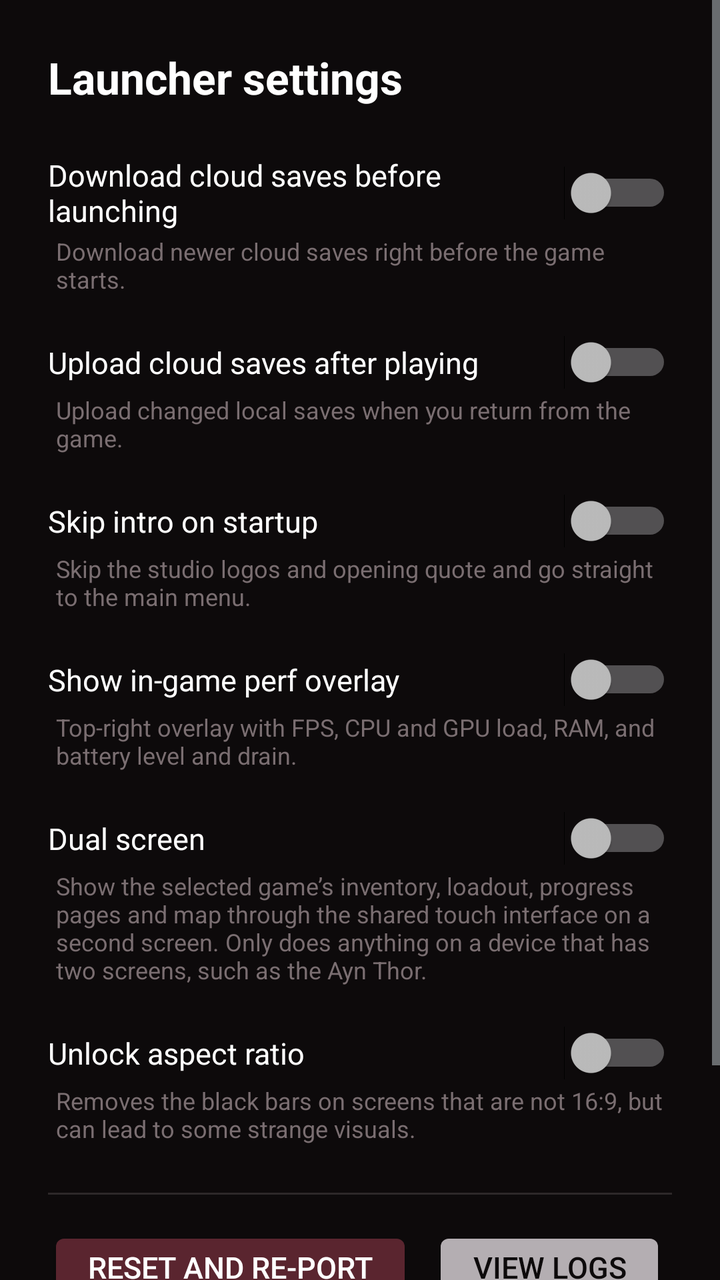
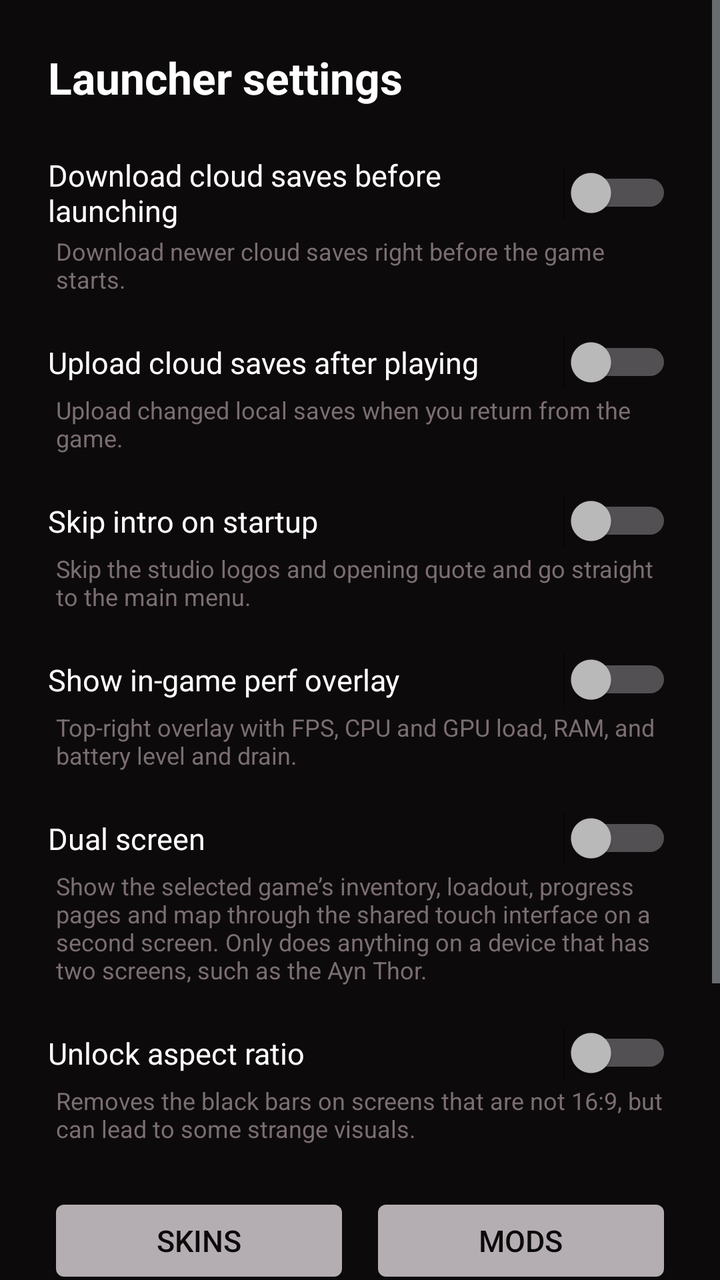

Screens rendered from an Android XML layout before and after an edit, with the pre-edit source and the edit as a unified diff.
<!-- AndroidManifest.xml: another module's application theme android:Theme.DeviceDefault.NoActionBar -->
<!-- res/layout/activity_settings.xml -->
<?xml version="1.0" encoding="utf-8"?>
<ScrollView xmlns:android="http://schemas.android.com/apk/res/android"
    android:layout_width="match_parent"
    android:layout_height="match_parent"
    android:background="@color/surface"
    android:fillViewport="true">

<LinearLayout
    android:layout_width="match_parent"
    android:layout_height="wrap_content"
    android:orientation="vertical"
    android:padding="24dp">

    <TextView
        android:layout_width="wrap_content"
        android:layout_height="wrap_content"
        android:text="@string/settings_title"
        android:textColor="@color/text_primary"
        android:textSize="22sp"
        android:textStyle="bold"
        android:layout_marginBottom="20dp" />

    <Switch
        android:id="@+id/sw_auto_pull"
        android:layout_width="match_parent"
        android:layout_height="wrap_content"
        android:text="@string/settings_auto_pull"
        android:textColor="@color/text_primary"
        android:textSize="15sp"
        android:layout_marginTop="4dp"
        android:layout_marginBottom="2dp" />

    <TextView
        android:layout_width="match_parent"
        android:layout_height="wrap_content"
        android:text="@string/settings_auto_pull_subtitle"
        android:textColor="@color/text_dim"
        android:textSize="12sp"
        android:layout_marginBottom="16dp"
        android:layout_marginStart="4dp" />

    <Switch
        android:id="@+id/sw_auto_push"
        android:layout_width="match_parent"
        android:layout_height="wrap_content"
        android:text="@string/settings_auto_push"
        android:textColor="@color/text_primary"
        android:textSize="15sp"
        android:layout_marginTop="4dp"
        android:layout_marginBottom="2dp" />

    <TextView
        android:layout_width="match_parent"
        android:layout_height="wrap_content"
        android:text="@string/settings_auto_push_subtitle"
        android:textColor="@color/text_dim"
        android:textSize="12sp"
        android:layout_marginBottom="16dp"
        android:layout_marginStart="4dp" />

    <Switch
        android:id="@+id/sw_skip_intro"
        android:layout_width="match_parent"
        android:layout_height="wrap_content"
        android:text="@string/settings_skip_intro"
        android:textColor="@color/text_primary"
        android:textSize="15sp"
        android:layout_marginTop="4dp"
        android:layout_marginBottom="2dp" />

    <TextView
        android:layout_width="match_parent"
        android:layout_height="wrap_content"
        android:text="@string/settings_skip_intro_subtitle"
        android:textColor="@color/text_dim"
        android:textSize="12sp"
        android:layout_marginBottom="16dp"
        android:layout_marginStart="4dp" />

    <Switch
        android:id="@+id/sw_perf_overlay"
        android:layout_width="match_parent"
        android:layout_height="wrap_content"
        android:text="@string/settings_perf_overlay"
        android:textColor="@color/text_primary"
        android:textSize="15sp"
        android:layout_marginTop="4dp"
        android:layout_marginBottom="2dp" />

    <TextView
        android:layout_width="match_parent"
        android:layout_height="wrap_content"
        android:text="@string/settings_perf_overlay_subtitle"
        android:textColor="@color/text_dim"
        android:textSize="12sp"
        android:layout_marginBottom="16dp"
        android:layout_marginStart="4dp" />

    

    <Switch
        android:id="@+id/sw_dual_screen"
        android:layout_width="match_parent"
        android:layout_height="wrap_content"
        android:text="@string/settings_dual_screen"
        android:textColor="@color/text_primary"
        android:textSize="15sp"
        android:layout_marginTop="4dp"
        android:layout_marginBottom="2dp" />

    <TextView
        android:layout_width="match_parent"
        android:layout_height="wrap_content"
        android:text="@string/settings_dual_screen_subtitle"
        android:textColor="@color/text_dim"
        android:textSize="12sp"
        android:layout_marginBottom="16dp"
        android:layout_marginStart="4dp" />

    

    <Switch
        android:id="@+id/sw_wide_aspect"
        android:layout_width="match_parent"
        android:layout_height="wrap_content"
        android:text="@string/settings_wide_aspect"
        android:textColor="@color/text_primary"
        android:textSize="15sp"
        android:layout_marginTop="4dp"
        android:layout_marginBottom="2dp" />

    <TextView
        android:layout_width="match_parent"
        android:layout_height="wrap_content"
        android:text="@string/settings_wide_aspect_subtitle"
        android:textColor="@color/text_dim"
        android:textSize="12sp"
        android:layout_marginBottom="24dp"
        android:layout_marginStart="4dp" />

    

    <View
        android:layout_width="match_parent"
        android:layout_height="1dp"
        android:background="@color/text_dim"
        android:alpha="0.3"
        android:layout_marginBottom="16dp" />

    <LinearLayout
        android:layout_width="match_parent"
        android:layout_height="wrap_content"
        android:orientation="horizontal"
        android:gravity="center_vertical">

        <Button
            android:id="@+id/btn_clear_build"
            android:layout_width="wrap_content"
            android:layout_height="wrap_content"
            android:text="@string/settings_clear_build"
            android:textSize="15sp"
            android:textColor="@color/text_primary"
            android:backgroundTint="@color/hornet_red_dim"
            android:paddingStart="20dp"
            android:paddingEnd="20dp"
            android:paddingTop="10dp"
            android:paddingBottom="10dp"
            android:minHeight="0dp" />

        <Button
            android:id="@+id/btn_settings_logs"
            android:layout_width="wrap_content"
            android:layout_height="wrap_content"
            android:text="@string/action_logs"
            android:textSize="15sp"
            android:textColor="@color/text_on_control"
            android:backgroundTint="@color/surface_control"
            android:paddingStart="20dp"
            android:paddingEnd="20dp"
            android:paddingTop="10dp"
            android:paddingBottom="10dp"
            android:minHeight="0dp"
            android:layout_marginStart="10dp" />
    </LinearLayout>

    <TextView
        android:layout_width="match_parent"
        android:layout_height="wrap_content"
        android:text="@string/settings_clear_build_subtitle"
        android:textColor="@color/text_dim"
        android:textSize="12sp"
        android:layout_marginTop="6dp"
        android:layout_marginBottom="24dp"
        android:layout_marginStart="4dp" />

    <Button
        android:id="@+id/btn_settings_back"
        android:layout_width="wrap_content"
        android:layout_height="wrap_content"
        android:layout_gravity="end"
        android:text="@string/settings_back"
        android:textSize="14sp"
        android:paddingTop="6dp"
        android:paddingBottom="6dp"
        android:minHeight="0dp" />
</LinearLayout>
</ScrollView>
<!-- resources referenced by this layout -->
<resources>
  <color name="hornet_red_dim">#5A252F</color>
  <color name="surface">#0D0A0B</color>
  <color name="surface_control">#B4AEB2</color>
  <color name="text_dim">#7A6E71</color>
  <color name="text_on_control">#0D0A0B</color>
  <color name="text_primary">#FFFFFF</color>
  <string name="action_logs">View logs</string>
  <string name="settings_auto_pull">Download cloud saves before launching</string>
  <string name="settings_auto_pull_subtitle">Download newer cloud saves right before the game starts.</string>
  <string name="settings_auto_push">Upload cloud saves after playing</string>
  <string name="settings_auto_push_subtitle">Upload changed local saves when you return from the game.</string>
  <string name="settings_back">Back</string>
  <string name="settings_clear_build">Reset and re-port</string>
  <string name="settings_clear_build_subtitle">Delete the ported game and every setting, then build it again. Your saves and your Steam sign-in are kept.</string>
  <string name="settings_dual_screen">Dual screen</string>
  <string name="settings_dual_screen_subtitle">Show the selected game’s inventory, loadout, progress pages and map through the shared touch interface on a second screen. Only does anything on a device that has two screens, such as the Ayn Thor.</string>
  <string name="settings_perf_overlay">Show in-game perf overlay</string>
  <string name="settings_perf_overlay_subtitle">Top-right overlay with FPS, CPU and GPU load, RAM, and battery level and drain.</string>
  <string name="settings_skip_intro">Skip intro on startup</string>
  <string name="settings_skip_intro_subtitle">Skip the studio logos and opening quote and go straight to the main menu.</string>
  <string name="settings_title">Launcher settings</string>
  <string name="settings_wide_aspect">Unlock aspect ratio</string>
  <string name="settings_wide_aspect_subtitle">Removes the black bars on screens that are not 16:9, but can lead to some strange visuals.</string>
</resources>

<!-- the commit's change to res/layout/activity_settings.xml (unified diff, before → after) -->
@@ -137,6 +137,37 @@
         android:textSize="12sp"
         android:layout_marginBottom="24dp"
         android:layout_marginStart="4dp" />
+
+    <LinearLayout
+        android:layout_width="match_parent"
+        android:layout_height="wrap_content"
+        android:orientation="horizontal"
+        android:gravity="center_vertical"
+        android:layout_marginBottom="16dp">
+
+        <Button
+            android:id="@+id/btn_settings_skins"
+            android:layout_width="0dp"
+            android:layout_height="wrap_content"
+            android:layout_weight="1"
+            android:text="@string/action_skins"
+            android:textSize="15sp"
+            android:textColor="@color/text_on_control"
+            android:backgroundTint="@color/surface_control"
+            android:minHeight="48dp" />
+
+        <Button
+            android:id="@+id/btn_settings_mods"
+            android:layout_width="0dp"
+            android:layout_height="wrap_content"
+            android:layout_weight="1"
+            android:layout_marginStart="10dp"
+            android:text="@string/action_mods"
+            android:textSize="15sp"
+            android:textColor="@color/text_on_control"
+            android:backgroundTint="@color/surface_control"
+            android:minHeight="48dp" />
+    </LinearLayout>
 
     
 
<!-- resource entries referenced after the edit -->
@@ -7,6 +7,8 @@
   <color name="text_on_control">#0D0A0B</color>
   <color name="text_primary">#FFFFFF</color>
   <string name="action_logs">View logs</string>
+  <string name="action_mods">Mods</string>
+  <string name="action_skins">Skins</string>
   <string name="settings_auto_pull">Download cloud saves before launching</string>
   <string name="settings_auto_pull_subtitle">Download newer cloud saves right before the game starts.</string>
   <string name="settings_auto_push">Upload cloud saves after playing</string>
